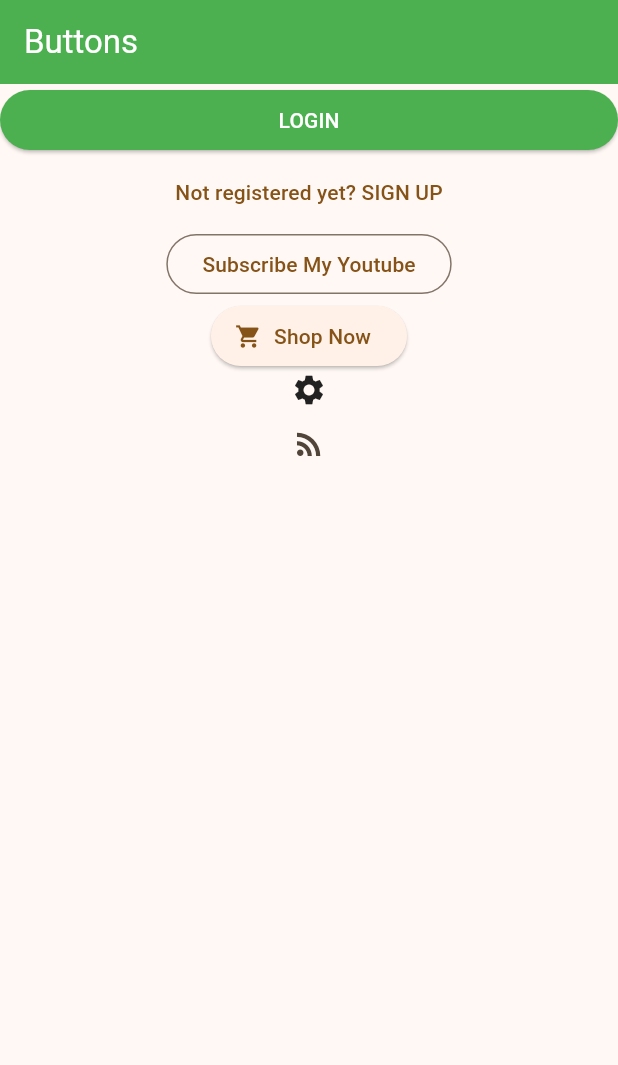
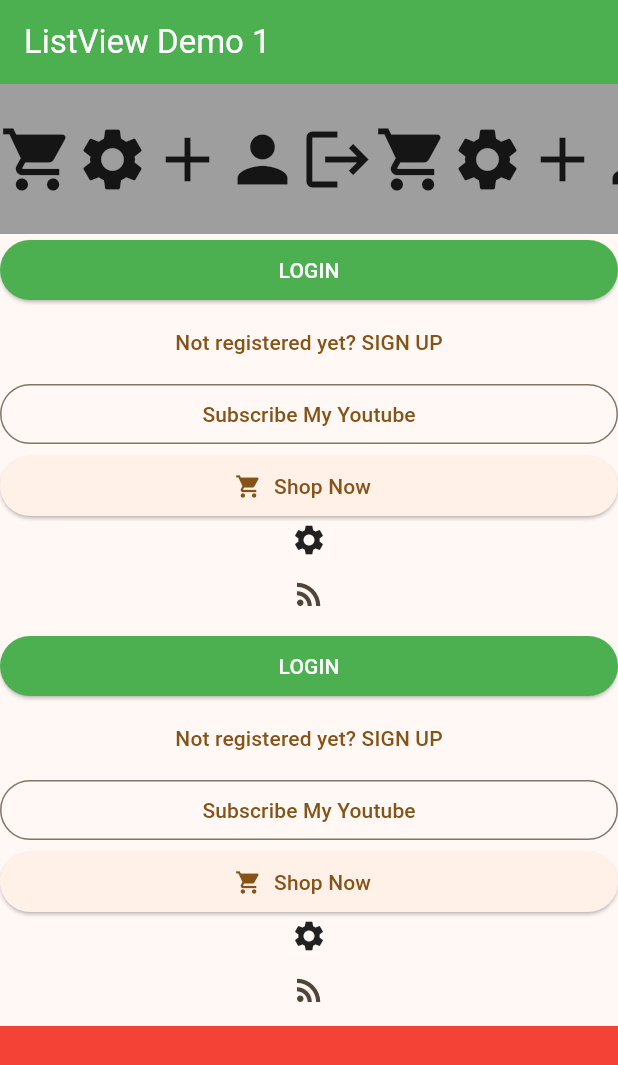
Before and after one commit to abidroid/akti_batch4_flutter, a Flutter app: the screen it shows after launch, on a phone screen of 412 x 824 dp. Shown: the top 1065 px of the screen. Run offline on Flutter 3.47's test engine with Material 3 defaults, Android fonts, the phone set to English and light mode, and no system bars.

Commit message:
simple listview

```diff
--- a/lib/main.dart
+++ b/lib/main.dart
@@ -1,5 +1,6 @@
 import 'package:akti_batch4_flutter/screens/button_demo_screen.dart';
 import 'package:akti_batch4_flutter/screens/first_screen.dart';
+import 'package:akti_batch4_flutter/screens/listview_demo1_screen.dart';
 import 'package:akti_batch4_flutter/screens/second_screen.dart';
 import 'package:akti_batch4_flutter/screens/stack_demo_screen.dart';
 import 'package:akti_batch4_flutter/screens/third_screen.dart';
@@ -22,7 +23,7 @@ class MyApp extends StatelessWidget {
         colorScheme: ColorScheme.fromSeed(seedColor: Colors.orange),
         useMaterial3: true,
       ),
-      home: const ButtonDemoScreen(), // launcher screen
+      home: const ListviewDemo1Screen(), // launcher screen
     );
   }
 }
--- a/lib/screens/button_demo_screen.dart
+++ b/lib/screens/button_demo_screen.dart
@@ -49,6 +49,7 @@ class ButtonDemoScreen extends StatelessWidget {
 
           Icon(Icons.settings),
           IconButton(onPressed: (){}, icon: Icon(Icons.rss_feed)),
+
         ],
       ),
     );
--- /dev/null
+++ b/lib/screens/listview_demo1_screen.dart
@@ -0,0 +1,119 @@
+
+import 'package:flutter/material.dart';
+
+class ListviewDemo1Screen extends StatelessWidget {
+  const ListviewDemo1Screen({super.key});
+
+  @override
+  Widget build(BuildContext context) {
+    return Scaffold(
+      appBar: AppBar(
+        backgroundColor: Colors.green,
+        foregroundColor: Colors.white,
+        title: const Text("ListView Demo 1"),
+      ),
+      body: ListView(
+        children: [
+          // 3 types
+          // ElevatedButton
+
+          Container(
+            height: 100,
+            color: Colors.grey,
+            child: ListView(
+              scrollDirection: Axis.horizontal,
+
+              children: [
+                Icon(Icons.shopping_cart, size: 50,),
+                Icon(Icons.settings, size: 50,),
+                Icon(Icons.add, size: 50,),
+                Icon(Icons.person, size: 50,),
+                Icon(Icons.logout, size: 50,),
+                Icon(Icons.shopping_cart, size: 50,),
+                Icon(Icons.settings, size: 50,),
+                Icon(Icons.add, size: 50,),
+                Icon(Icons.person, size: 50,),
+                Icon(Icons.logout, size: 50,),
+                Icon(Icons.shopping_cart, size: 50,),
+                Icon(Icons.settings, size: 50,),
+                Icon(Icons.add, size: 50,),
+                Icon(Icons.person, size: 50,),
+                Icon(Icons.logout, size: 50,),
+              ],
+            ),
+          ),
+
+          SizedBox(
+            width: double.infinity,
+            child: ElevatedButton(
+              style: ElevatedButton.styleFrom(
+                backgroundColor: Colors.green,
+                foregroundColor: Colors.white,
+              ),
+              onPressed: () {},
+              child: Text('LOGIN'),
+            ),
+          ),
+
+          // TextButton
+          TextButton(
+            onPressed: () {},
+            child: Text('Not registered yet? SIGN UP'),
+          ),
+
+          // Outlined Button
+
+          OutlinedButton(
+              style: OutlinedButton.styleFrom(),
+              onPressed: () {},
+              child: Text("Subscribe My Youtube")),
+
+          ElevatedButton.icon(
+            onPressed: () {},
+            label: Text('Shop Now'),
+            icon: Icon(Icons.shopping_cart),
+          ),
+
+          Icon(Icons.settings),
+          IconButton(onPressed: (){}, icon: Icon(Icons.rss_feed)),
+          SizedBox(
+            width: double.infinity,
+            child: ElevatedButton(
+              style: ElevatedButton.styleFrom(
+                backgroundColor: Colors.green,
+                foregroundColor: Colors.white,
+              ),
+              onPressed: () {},
+              child: Text('LOGIN'),
+            ),
+          ),
+
+          // TextButton
+          TextButton(
+            onPressed: () {},
+            child: Text('Not registered yet? SIGN UP'),
+          ),
+
+          // Outlined Button
+
+          OutlinedButton(
+              style: OutlinedButton.styleFrom(),
+              onPressed: () {},
+              child: Text("Subscribe My Youtube")),
+
+          ElevatedButton.icon(
+            onPressed: () {},
+            label: Text('Shop Now'),
+            icon: Icon(Icons.shopping_cart),
+          ),
+
+          Icon(Icons.settings),
+          IconButton(onPressed: (){}, icon: Icon(Icons.rss_feed)),
+
+          Container(height: 400, color: Colors.red,),
+          Container(height: 400, color: Colors.blue,),
+        ],
+      ),
+    );
+  }
+}
```
